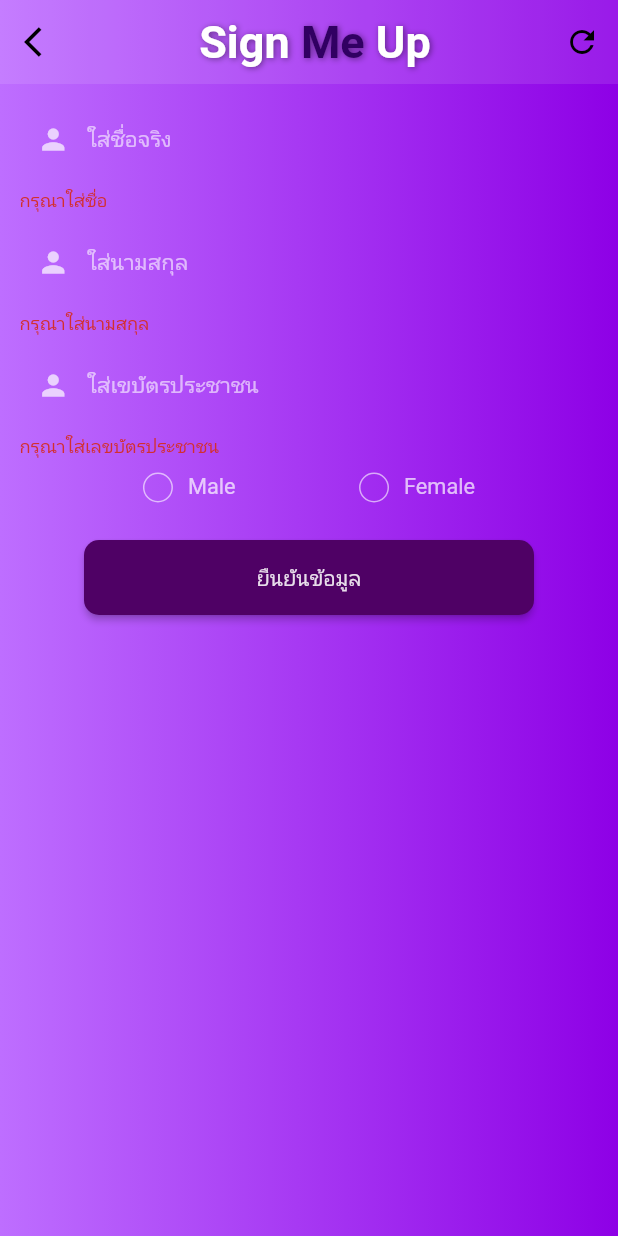
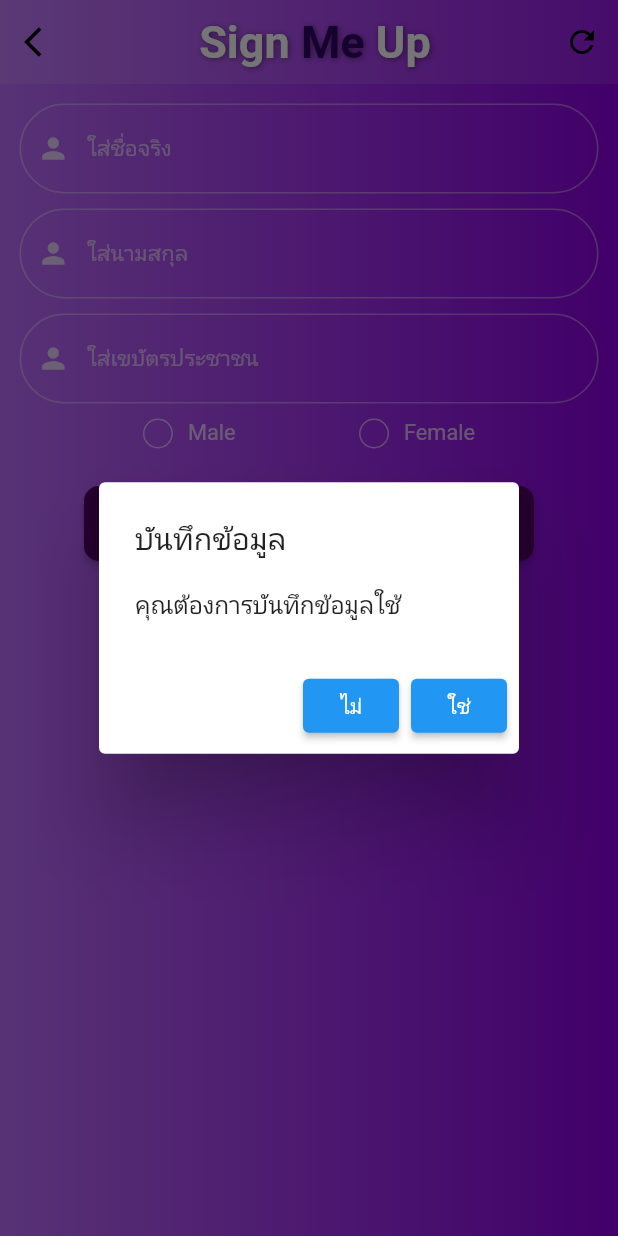
Before and after one commit to pearypie/Lab2, a Flutter app: the MyHomePage screen opened directly, after a tap on "ยืนยันข้อมูล", on a phone screen of 412 x 824 dp. Run offline on Flutter 3.47's test engine with Material 2 defaults, Android fonts, the phone set to English and light mode, and no system bars; our stand-ins replace sembast; missing offline and left inert: dart:html.

Commit message:
submit_data

```diff
--- a/week7-flutter_database/flutter_database/lib/main.dart
+++ b/week7-flutter_database/flutter_database/lib/main.dart
@@ -1,6 +1,4 @@
-import 'package:flutter/cupertino.dart';
 import 'package:flutter/material.dart';
-import 'package:flutter/services.dart';
 import 'package:flutter_database/model/User_controller.dart';
 import 'package:flutter_database/model/User_datamodel.dart';
 import 'package:flutter_database/userdata_list.dart';
@@ -67,7 +65,13 @@
               Icons.arrow_back_ios,
               color: Colors.black,
             ),
-            onPressed: () {},
+            onPressed: () {
+              Navigator.pushReplacement(context,
+                  MaterialPageRoute(builder: (context) {
+                // ignore: prefer_const_constructors
+                return const userdata();
+              }));
+            },
           ),
           backgroundColor: Colors.white.withOpacity(0.1),
           elevation: 0,
@@ -314,6 +318,21 @@
                       child: ElevatedButton(
                         style: raisedButtonStyle,
                         onPressed: () {
+                          showDialog<bool>(
+                              context: context,
+                              builder: (context) {
+                                return AlertDialog(
+                                  title: const Text('บันทึกข้อมูล'),
+                                  content:
+                                      const Text('คุณต้องการบันทึกข้อมูลใช้'),
+                                  actions: <Widget>[
+                                    ElevatedButton(
+                                      onPressed: () =>
+                                          Navigator.of(context).pop(),
+                                      child: const Text("ไม่"),
+                                    ),
+                                    ElevatedButton(
+                                      onPressed: () {
                                         if (formKey.currentState!.validate()) {
                                           var sex;
                                           if (femaleSelected == true) {
@@ -342,15 +361,23 @@
                                               usersex: sex.toString(),
                                               date: date);
 
-                            var provider = Provider.of<UserProvider>(context,
+                                          var provider =
+                                              Provider.of<UserProvider>(context,
                                                   listen: false);
                                           provider.addUser(statement);
                                           Navigator.pushReplacement(context,
-                                MaterialPageRoute(builder: (context) {
+                                              MaterialPageRoute(
+                                                  builder: (context) {
                                             // ignore: prefer_const_constructors
                                             return const userdata();
                                           }));
                                         }
+                                      },
+                                      child: const Text("ใช่"),
+                                    ),
+                                  ],
+                                );
+                              });
                         },
                         child: Text('ยืนยันข้อมูล'),
                       ),
```
Lines whose indentation alone changed are shown as unchanged.
